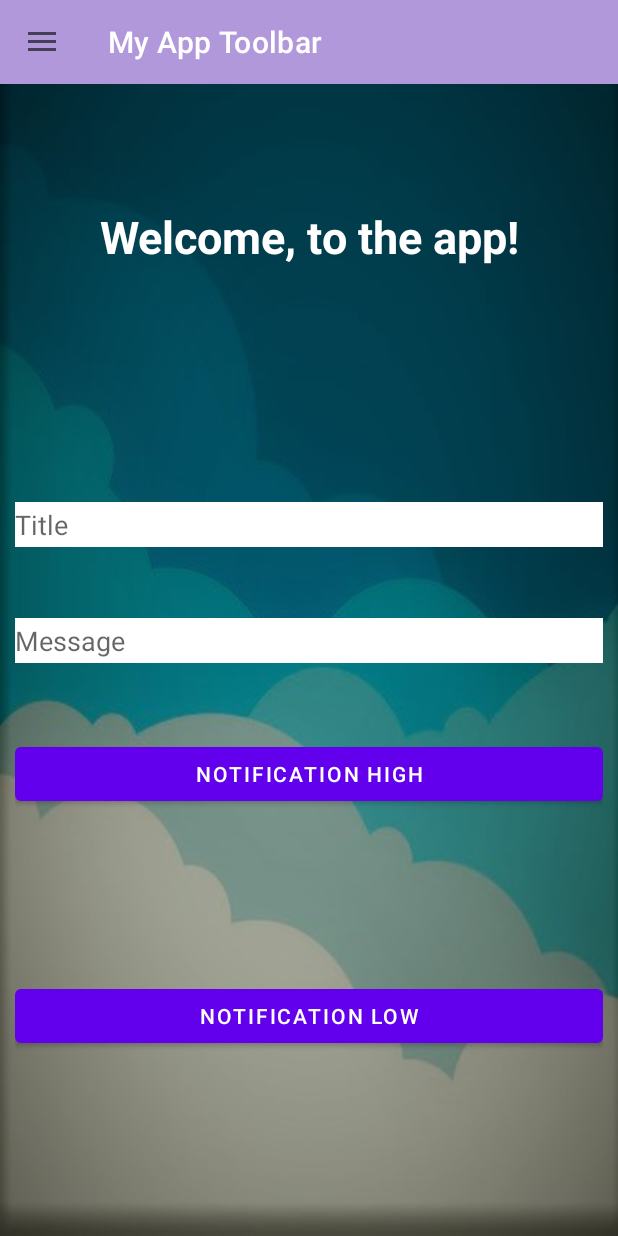
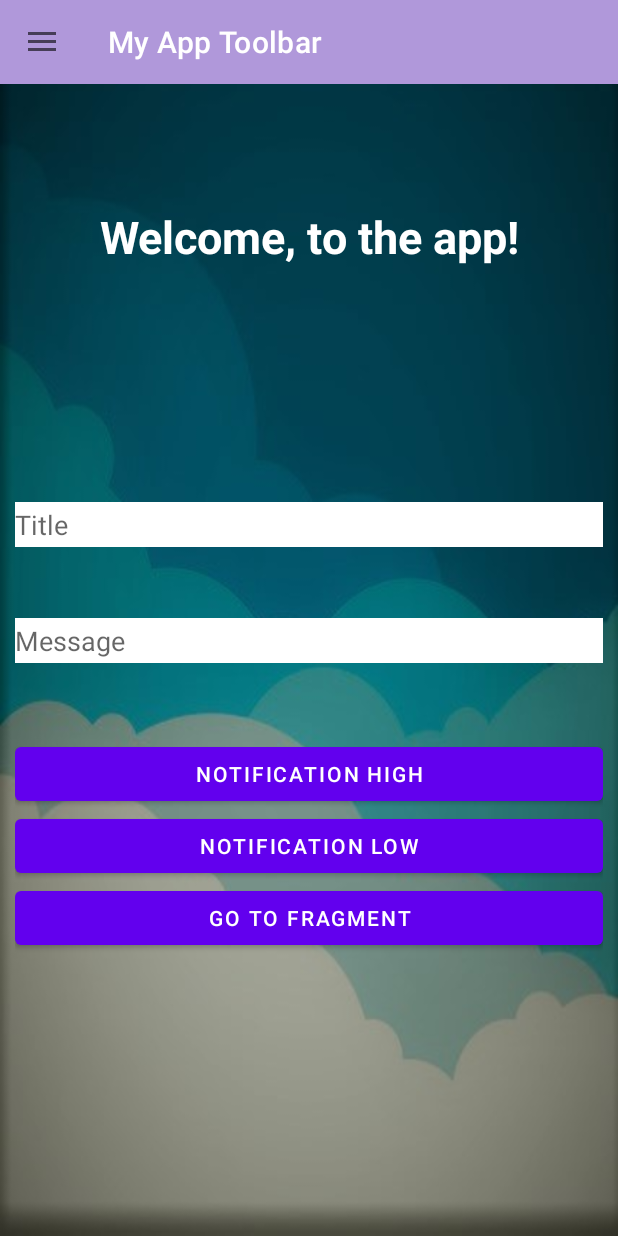
Before and after one commit to AsadShahid7/NavigartionDrawerHomeTask, an Android app: the screen it shows after launch (MainActivity), on a phone screen of 412 x 824 dp. Run offline under Robolectric (Android 15) with nearby library versions, the phone set to English and light mode, and no system bars.

Commit message:
Fragment Button added in Main Activity

```diff
--- a/NavigationDrawerHomeTask/app/src/main/res/layout/activity_main.xml
+++ b/NavigationDrawerHomeTask/app/src/main/res/layout/activity_main.xml
@@ -79,10 +79,18 @@
                 android:layout_height="wrap_content"
                 android:text="Notification Low"
                 android:onClick="sendOnChannel2"
-                app:layout_constraintBottom_toBottomOf="parent"
                 app:layout_constraintEnd_toEndOf="parent"
                 app:layout_constraintStart_toStartOf="parent"
                 app:layout_constraintTop_toBottomOf="@+id/button4" />
+            <Button
+                android:layout_width="match_parent"
+                android:layout_height="wrap_content"
+                android:text="Go To Fragment"
+                app:layout_constraintTop_toBottomOf="@+id/button5"
+                app:layout_constraintStart_toStartOf="parent"
+                app:layout_constraintEnd_toEndOf="parent">
+
+            </Button>
         </androidx.constraintlayout.widget.ConstraintLayout>
 
     </RelativeLayout>
```
